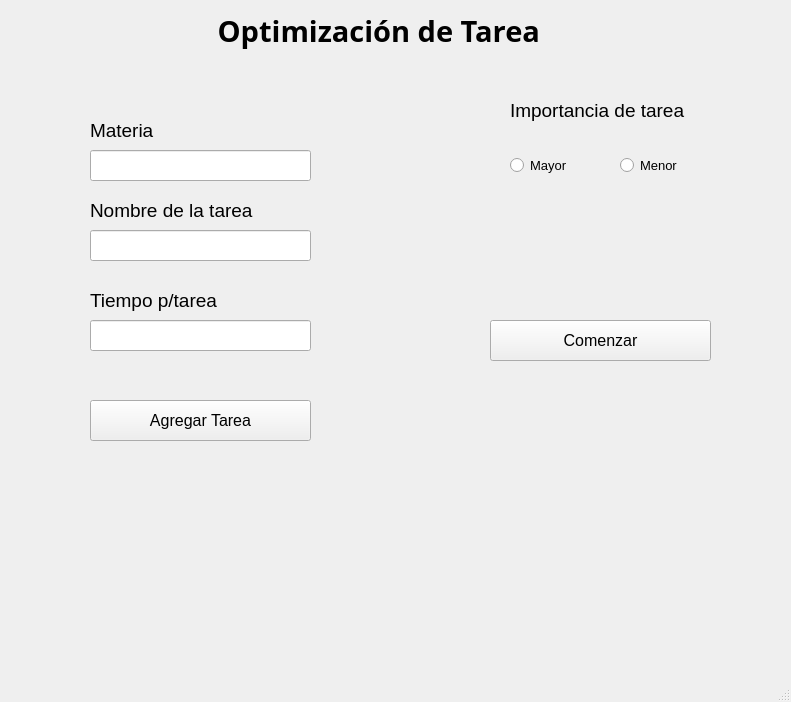
This is ui.ui in ozel-byte/todo-app-proyecto-c3 as Qt 5 draws it before an edit. The edited form follows.
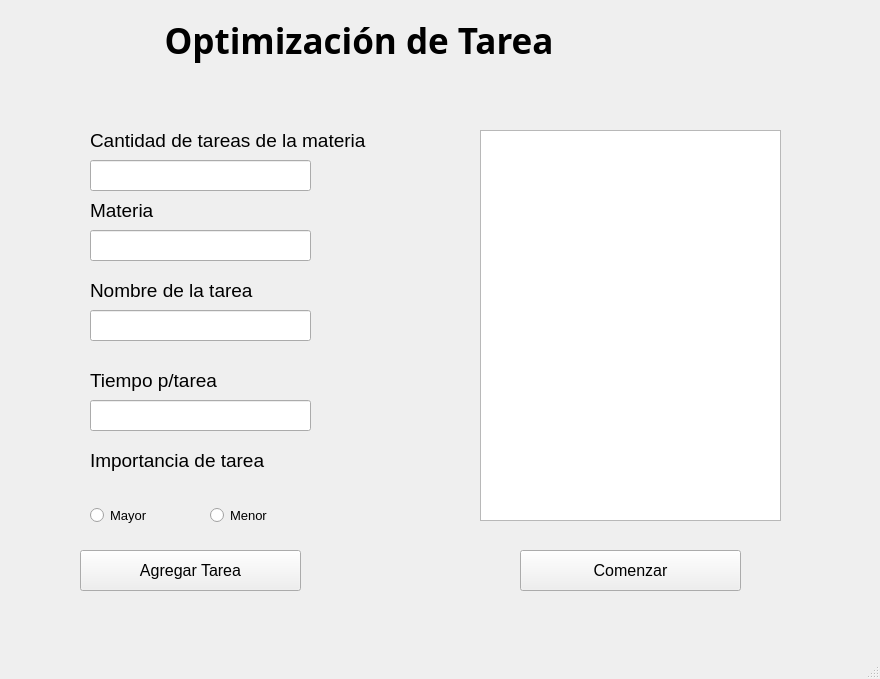
This is the edited form.

Commit message: fix/Diseño01: Se realizó un nuevo diseño al programa

```diff
--- a/ui.ui
+++ b/ui.ui
@@ -6,8 +6,8 @@
    <rect>
     <x>0</x>
     <y>0</y>
-    <width>791</width>
-    <height>702</height>
+    <width>880</width>
+    <height>679</height>
    </rect>
   </property>
   <property name="font">
@@ -25,21 +25,29 @@
    <widget class="QLabel" name="label">
     <property name="geometry">
      <rect>
-      <x>180</x>
-      <y>0</y>
+      <x>110</x>
+      <y>10</y>
       <width>571</width>
       <height>61</height>
      </rect>
     </property>
+    <property name="font">
+     <font>
+      <family>Segoe UI Black</family>
+      <pointsize>26</pointsize>
+      <weight>75</weight>
+      <bold>true</bold>
+     </font>
+    </property>
     <property name="text">
-     <string>     Optimización de Tarea</string>
+     <string>      Optimización de Tarea</string>
     </property>
    </widget>
    <widget class="QLabel" name="label_2">
     <property name="geometry">
      <rect>
       <x>90</x>
-      <y>110</y>
+      <y>190</y>
       <width>161</width>
       <height>41</height>
      </rect>
@@ -60,7 +68,7 @@
     <property name="geometry">
      <rect>
       <x>90</x>
-      <y>280</y>
+      <y>360</y>
       <width>221</width>
       <height>41</height>
      </rect>
@@ -81,7 +89,7 @@
     <property name="geometry">
      <rect>
       <x>90</x>
-      <y>190</y>
+      <y>270</y>
       <width>221</width>
       <height>41</height>
      </rect>
@@ -101,8 +109,8 @@
    <widget class="QLabel" name="label_5">
     <property name="geometry">
      <rect>
-      <x>510</x>
-      <y>90</y>
+      <x>90</x>
+      <y>440</y>
       <width>221</width>
       <height>41</height>
      </rect>
@@ -122,8 +130,8 @@
    <widget class="QRadioButton" name="btn_mayor">
     <property name="geometry">
      <rect>
-      <x>510</x>
-      <y>150</y>
+      <x>90</x>
+      <y>500</y>
       <width>101</width>
       <height>31</height>
      </rect>
@@ -143,8 +151,8 @@
    <widget class="QRadioButton" name="btn_menor">
     <property name="geometry">
      <rect>
-      <x>620</x>
-      <y>150</y>
+      <x>210</x>
+      <y>500</y>
       <width>101</width>
       <height>31</height>
      </rect>
@@ -165,27 +173,27 @@
     <property name="geometry">
      <rect>
       <x>90</x>
-      <y>150</y>
-      <width>221</width>
-      <height>31</height>
-     </rect>
-    </property>
-   </widget>
-   <widget class="QLineEdit" name="nombre_tarea">
-    <property name="geometry">
-     <rect>
-      <x>90</x>
       <y>230</y>
       <width>221</width>
       <height>31</height>
      </rect>
     </property>
    </widget>
+   <widget class="QLineEdit" name="nombre_tarea">
+    <property name="geometry">
+     <rect>
+      <x>90</x>
+      <y>310</y>
+      <width>221</width>
+      <height>31</height>
+     </rect>
+    </property>
+   </widget>
    <widget class="QLineEdit" name="tiempo_tarea">
     <property name="geometry">
      <rect>
       <x>90</x>
-      <y>320</y>
+      <y>400</y>
       <width>221</width>
       <height>31</height>
      </rect>
@@ -194,8 +202,8 @@
    <widget class="QPushButton" name="btn_comenzar">
     <property name="geometry">
      <rect>
-      <x>490</x>
-      <y>320</y>
+      <x>520</x>
+      <y>550</y>
       <width>221</width>
       <height>41</height>
      </rect>
@@ -215,8 +223,8 @@
    <widget class="QPushButton" name="btn1">
     <property name="geometry">
      <rect>
-      <x>90</x>
-      <y>400</y>
+      <x>80</x>
+      <y>550</y>
       <width>221</width>
       <height>41</height>
      </rect>
@@ -233,6 +241,47 @@
      <string>Agregar Tarea</string>
     </property>
    </widget>
+   <widget class="QLabel" name="label_6">
+    <property name="geometry">
+     <rect>
+      <x>90</x>
+      <y>120</y>
+      <width>391</width>
+      <height>41</height>
+     </rect>
+    </property>
+    <property name="font">
+     <font>
+      <family>Segoe UI</family>
+      <pointsize>14</pointsize>
+      <weight>50</weight>
+      <bold>false</bold>
+     </font>
+    </property>
+    <property name="text">
+     <string>Cantidad de tareas de la materia</string>
+    </property>
+   </widget>
+   <widget class="QLineEdit" name="cantidad_tarea_por_materia">
+    <property name="geometry">
+     <rect>
+      <x>90</x>
+      <y>160</y>
+      <width>221</width>
+      <height>31</height>
+     </rect>
+    </property>
+   </widget>
+   <widget class="QListWidget" name="listWidget">
+    <property name="geometry">
+     <rect>
+      <x>480</x>
+      <y>130</y>
+      <width>301</width>
+      <height>391</height>
+     </rect>
+    </property>
+   </widget>
   </widget>
   <widget class="QStatusBar" name="statusbar"/>
  </widget>
```
